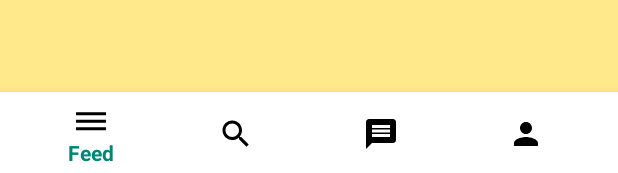
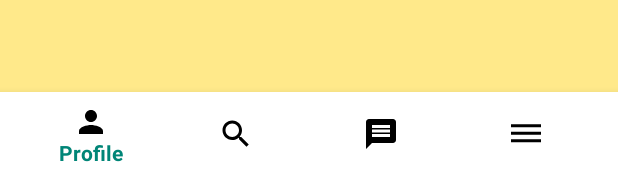
Before and after one commit to aaqilkhoja/doghub, an Android app: the layout activity_main.xml on its own in the app's theme, with its tools: preview values and no code run, on a phone screen of 412 x 824 dp. Shown: the part 1060-1233 px from the top of the screen. Run offline under Robolectric (Android 15) with nearby library versions, the phone set to English and light mode, and no system bars.

Commit message:
updated create profile and added comments here and there

```diff
--- a/app/src/main/res/layout/fragment1.xml
+++ b/app/src/main/res/layout/fragment1.xml
@@ -8,8 +8,7 @@
         android:id="@+id/tv_profile"
         android:layout_width="match_parent"
         android:layout_height="wrap_content"
-
-        android:text="feed"
+        android:text="profile"
         android:textSize="50sp"
 
 
--- a/app/src/main/res/layout/fragment4.xml
+++ b/app/src/main/res/layout/fragment4.xml
@@ -7,7 +7,7 @@
     <TextView
         android:layout_width="match_parent"
         android:layout_height="wrap_content"
-        android:text="profile"
+        android:text="feed"
         android:clickable="true"
         android:textSize="50sp"
 
--- a/app/src/main/res/menu/bottom_menu.xml
+++ b/app/src/main/res/menu/bottom_menu.xml
@@ -3,10 +3,10 @@
     xmlns:app="http://schema.android.com/apk/res-auto">
 
     <item
-        android:title="Feed"
-        android:icon="@drawable/ic_baseline_dehaze_24"
+        android:title="Profile"
+        android:icon="@drawable/ic_baseline_person_24"
         app:showAsAction="always"
-        android:id="@+id/bottom_feed" />
+        android:id="@+id/bottom_profile" />
 
     <item
         android:title="Search"
@@ -21,8 +21,9 @@
         android:id="@+id/bottom_message" />
 
     <item
-        android:title="Profile"
-        android:icon="@drawable/ic_baseline_person_24"
+        android:title="Feed"
+        android:icon="@drawable/ic_baseline_dehaze_24"
+
         app:showAsAction="always"
-        android:id="@+id/bottom_profile" />
+        android:id="@+id/bottom_feed" />
 </menu>
```
Also changed, not shown: app/src/main/java/com/example/doghub/CreateProfile.java (+29 -3 lines), app/src/main/java/com/example/doghub/LoginActivity.java (+19 -2 lines), app/src/main/java/com/example/doghub/MainActivity.java (+10 -2 lines).
